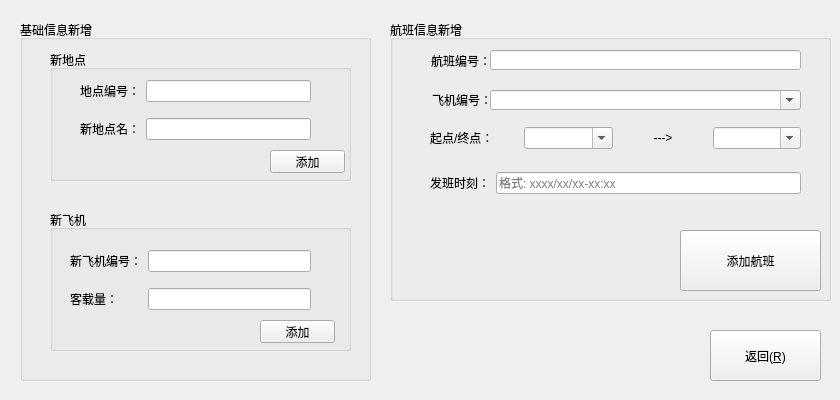
3944Realms/AirLife, file src/UI/widgets/informationloggerwidget.ui: the form before one commit.
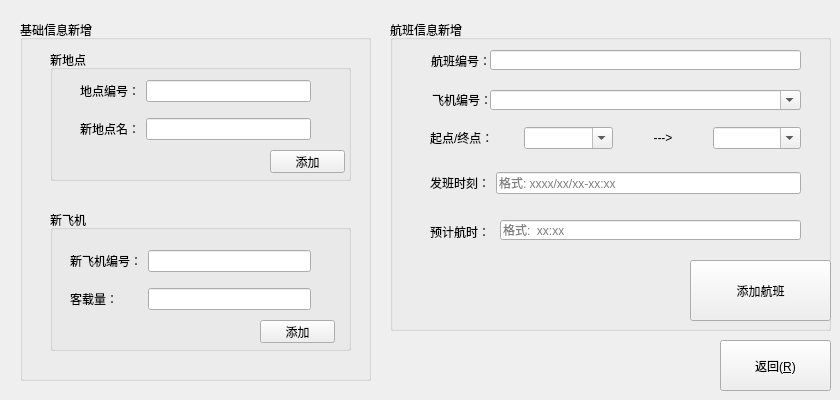
The form after the commit. Icons and pictures are not drawn.

Patch:
```diff
--- a/src/UI/widgets/informationloggerwidget.ui
+++ b/src/UI/widgets/informationloggerwidget.ui
@@ -164,7 +164,7 @@
      <x>390</x>
      <y>20</y>
      <width>441</width>
-     <height>281</height>
+     <height>311</height>
     </rect>
    </property>
    <property name="title">
@@ -218,8 +218,8 @@
    <widget class="QPushButton" name="airLifeAddNewFlightPushButton">
     <property name="geometry">
      <rect>
-      <x>290</x>
-      <y>210</y>
+      <x>300</x>
+      <y>240</y>
       <width>141</width>
       <height>61</height>
      </rect>
@@ -309,12 +309,38 @@
      </rect>
     </property>
    </widget>
+   <widget class="QLineEdit" name="airLifeFlightTakeTimeLineEdit">
+    <property name="geometry">
+     <rect>
+      <x>110</x>
+      <y>200</y>
+      <width>301</width>
+      <height>20</height>
+     </rect>
+    </property>
+    <property name="placeholderText">
+     <string>格式:  xx:xx</string>
+    </property>
+   </widget>
+   <widget class="QLabel" name="airLifeTakeTimeLabel">
+    <property name="geometry">
+     <rect>
+      <x>40</x>
+      <y>190</y>
+      <width>60</width>
+      <height>44</height>
+     </rect>
+    </property>
+    <property name="text">
+     <string>预计航时：</string>
+    </property>
+   </widget>
   </widget>
   <widget class="QPushButton" name="airLifeBackPushButton">
    <property name="geometry">
     <rect>
-     <x>710</x>
-     <y>330</y>
+     <x>720</x>
+     <y>340</y>
      <width>111</width>
      <height>51</height>
     </rect>
```
Left out of the diff: 10 changed lines with no effect on the pictures.
